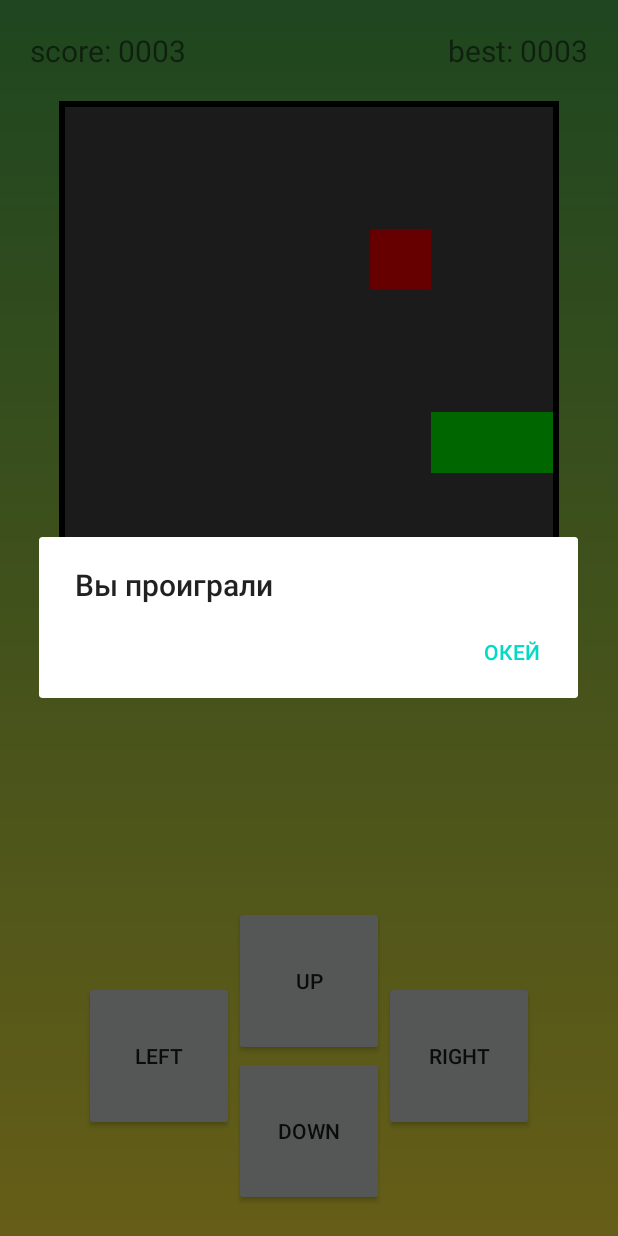
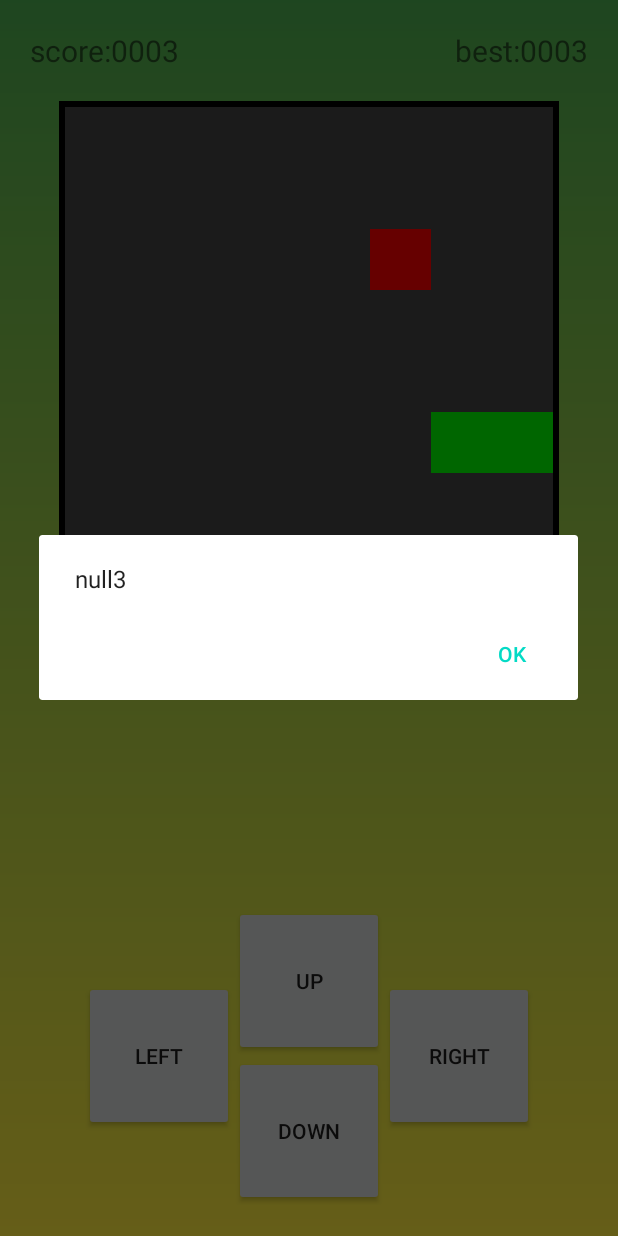
Before and after one commit to Kochenkov/AndroidApp-SnakeGame, an Android app: the GameScreenActivity screen opened directly, with no data from a screen before it, on a phone screen of 412 x 824 dp. Run offline under Robolectric (Android 15) with nearby library versions, the phone set to English and light mode, and no system bars; 3 statements that could not run were skipped.

Commit message:
добавил новый экран, поправил алерт, перенес стринги в ресурсы

```diff
--- a/app/src/main/java/com/vkochenkov/snakegame/activities/GameScreenActivity.java
+++ b/app/src/main/java/com/vkochenkov/snakegame/activities/GameScreenActivity.java
@@ -27,8 +27,10 @@ import java.util.List;
 public class GameScreenActivity extends AppCompatActivity implements View.OnClickListener {
 
     private static final String BEST_SCORE = "BEST_SCORE";
-    private static final String LOSE_TITLE = "Вы проиграли";
-    private static final String WIN_TITLE = "Вы прошли игру!";
+
+    private final String LOSE_TITLE = getResources().getString(R.string.lose_title);
+    private final String WIN_TITLE = getResources().getString(R.string.win_title);
+    private final String SCORE_TEXT = getString(R.string.your_score);
 
     private static final int initialSnakeSize = 3;
     private static final int multiple = 10;
@@ -304,7 +306,7 @@ public class GameScreenActivity extends AppCompatActivity implements View.OnClic
         runOnUiThread(new Runnable() {
             @Override
             public void run() {
-                showAlert(title, "Окей");
+                showAlert(title,"Ok");
             }
         });
     }
@@ -312,8 +314,7 @@ public class GameScreenActivity extends AppCompatActivity implements View.OnClic
     private void showAlert(String alertTitle, String alertButtonText) {
         AlertDialog.Builder builder = new AlertDialog.Builder(GameScreenActivity.this);
         builder.setTitle(alertTitle)
-                //.setMessage(alertMessage)
-                //.setIcon(alertIcon)
+                .setMessage(SCORE_TEXT + score)
                 .setCancelable(false)
                 .setNegativeButton(alertButtonText,
                         new DialogInterface.OnClickListener() {
--- a/app/src/main/res/layout/activity_game_screen.xml
+++ b/app/src/main/res/layout/activity_game_screen.xml
@@ -9,39 +9,39 @@
     <LinearLayout
         android:layout_width="match_parent"
         android:layout_height="wrap_content"
-        android:orientation="horizontal"
-        android:layout_margin="20dp">
+        android:layout_margin="20dp"
+        android:orientation="horizontal">
 
         <TextView
             android:layout_width="wrap_content"
             android:layout_height="wrap_content"
-            android:text="score: "
-            android:textSize="20sp"/>
+            android:text="@string/score"
+            android:textSize="20sp" />
 
         <TextView
             android:id="@+id/tv_score"
             android:layout_width="wrap_content"
             android:layout_height="wrap_content"
             android:text="0000"
-            android:textSize="20sp"/>
+            android:textSize="20sp" />
 
         <View
             android:layout_width="1dp"
             android:layout_height="1dp"
-            android:layout_weight="1"/>
+            android:layout_weight="1" />
 
         <TextView
             android:layout_width="wrap_content"
             android:layout_height="wrap_content"
-            android:text="best: "
-            android:textSize="20sp"/>
+            android:text="@string/best"
+            android:textSize="20sp" />
 
         <TextView
             android:id="@+id/tv_best"
             android:layout_width="wrap_content"
             android:layout_height="wrap_content"
             android:text="0000"
-            android:textSize="20sp"/>
+            android:textSize="20sp" />
 
     </LinearLayout>
 
@@ -49,31 +49,29 @@
         android:id="@+id/game_background_layout"
         android:layout_width="wrap_content"
         android:layout_height="wrap_content"
-        android:orientation="vertical"
         android:layout_gravity="center"
-        android:background="@android:color/background_dark">
-    </LinearLayout>
+        android:background="@android:color/background_dark"
+        android:orientation="vertical"></LinearLayout>
 
-<!--    заглушка, что бы прижать к нижу кнопки-->
+    <!--    заглушка, что бы прижать к низу кнопки-->
     <View
         android:layout_width="match_parent"
-        android:layout_height="1dp"
-        android:layout_weight="1"/>
-
+        android:layout_height="0dp"
+        android:layout_weight="1" />
 
     <LinearLayout
         android:layout_width="wrap_content"
         android:layout_height="wrap_content"
         android:layout_gravity="center_horizontal"
-        android:orientation="horizontal"
-        android:layout_margin="20dp">
+        android:layout_margin="20dp"
+        android:orientation="horizontal">
 
         <Button
             android:id="@+id/btn_left"
             android:layout_width="100dp"
             android:layout_height="100dp"
             android:layout_gravity="center_vertical"
-            android:text="left" />
+            android:text="@string/left" />
 
         <LinearLayout
             android:layout_width="wrap_content"
@@ -86,14 +84,14 @@
                 android:layout_width="100dp"
                 android:layout_height="100dp"
                 android:layout_gravity="center_horizontal"
-                android:text="up" />
+                android:text="@string/up" />
 
             <Button
                 android:id="@+id/btn_down"
                 android:layout_width="100dp"
                 android:layout_height="100dp"
                 android:layout_gravity="center_horizontal"
-                android:text="down" />
+                android:text="@string/down" />
         </LinearLayout>
 
         <Button
@@ -101,7 +99,7 @@
             android:layout_width="100dp"
             android:layout_height="100dp"
             android:layout_gravity="center_vertical"
-            android:text="right" />
+            android:text="@string/right" />
 
 
     </LinearLayout>
--- a/app/src/main/res/values/strings.xml
+++ b/app/src/main/res/values/strings.xml
@@ -1,3 +1,15 @@
 <resources>
     <string name="app_name">SnakeGame</string>
+    <string name="score">score: </string>
+    <string name="best">best: </string>
+    <string name="up">up</string>
+    <string name="down">down</string>
+    <string name="right">right</string>
+    <string name="left">left</string>
+    <string name="play">New game</string>
+    <string name="exit">Exit</string>
+    <string name="info">Info</string>
+    <string name="lose_title">You are bumped</string>
+    <string name="win_title">Congratulations, you\'ve completed the game!</string>
+    <string name="your_score">\"Your score is \"</string>
 </resources>
```
Also changed, not shown: app/src/main/AndroidManifest.xml (+4 -3 lines), app/src/main/java/com/vkochenkov/snakegame/activities/InfoActivity.java (added, +16 -0 lines), app/src/main/java/com/vkochenkov/snakegame/activities/MainActivity.java (+9 -1 lines), app/src/main/res/layout/activity_info.xml (added, +9 -0 lines), app/src/main/res/layout/activity_main.xml (+7 -7 lines).
